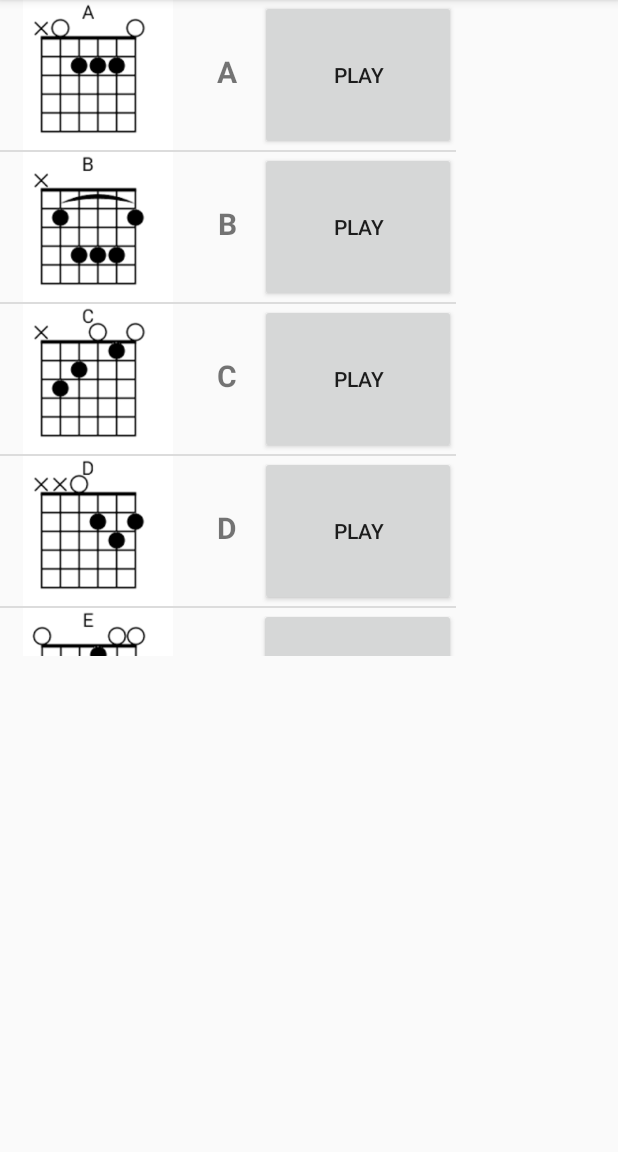
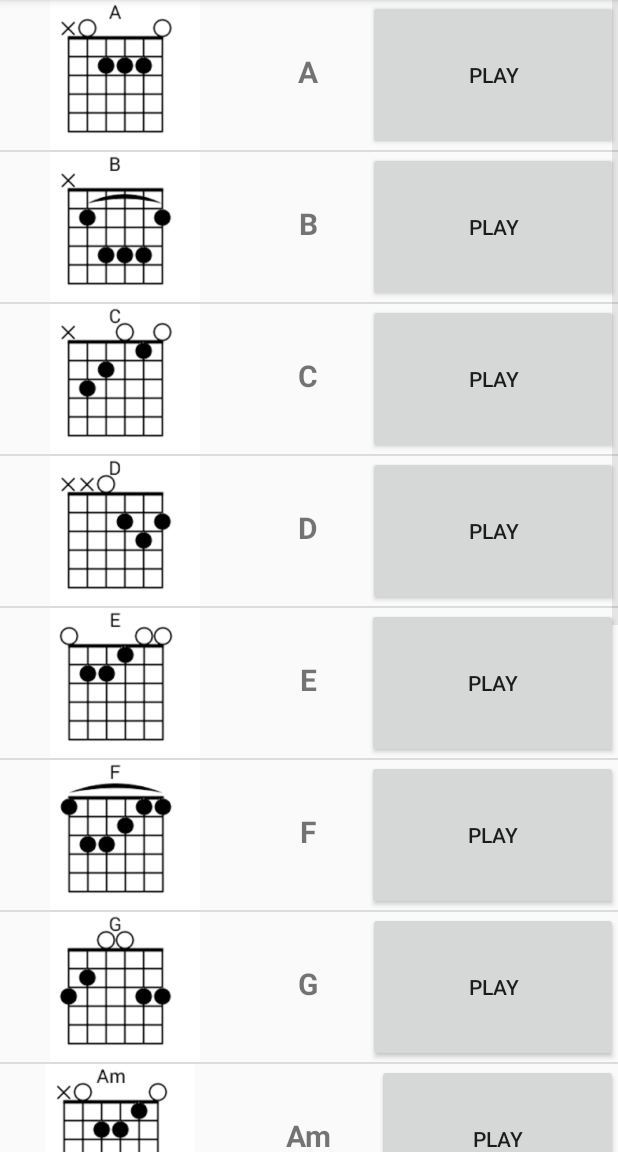
Before and after one commit to MalesM/Chordy_Game_, an Android app: the ChordPreview screen opened directly, with no data from a screen before it, after a tap on "PLAY", on a phone screen of 412 x 824 dp, the part 84-1236 px from its top. Run offline under Robolectric (Android 15) with nearby library versions, the phone set to English and light mode, and no system bars.

Commit message:
prilagodjenje za nexus s ponovo

```diff
--- a/app/src/main/res/layout/preview_chord.xml
+++ b/app/src/main/res/layout/preview_chord.xml
@@ -8,8 +8,11 @@
 
     <ListView
         android:id="@+id/list"
-        android:layout_width="304dp"
-        android:layout_height="437dp"
-        tools:layout_editor_absoluteX="8dp"
-        tools:layout_editor_absoluteY="8dp" />
+        android:layout_width="0dp"
+        android:layout_height="match_parent"
+        android:layout_marginBottom="0dp"
+        app:layout_constraintBottom_toBottomOf="parent"
+        app:layout_constraintLeft_toLeftOf="parent"
+        app:layout_constraintRight_toRightOf="parent"
+        app:layout_constraintTop_toTopOf="parent" />
 </android.support.constraint.ConstraintLayout>
```
